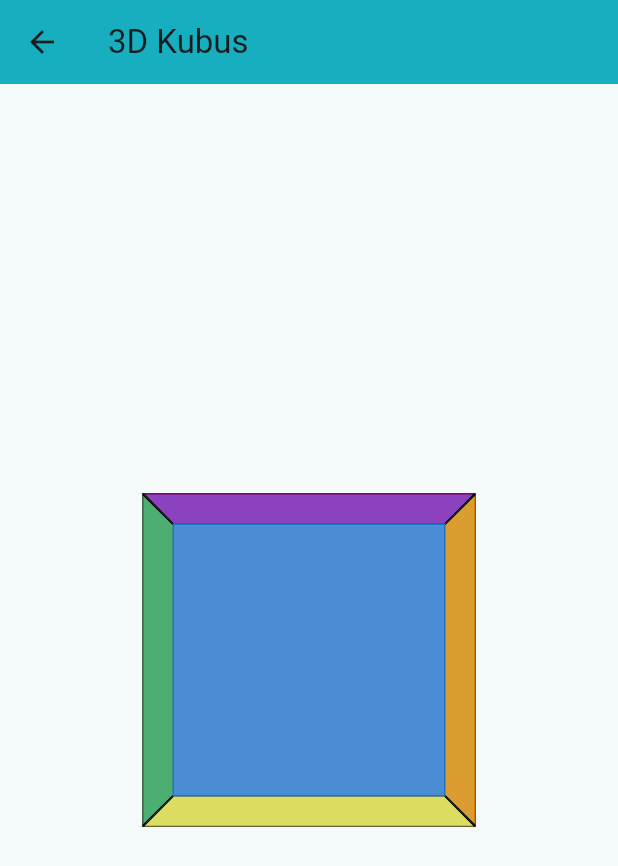
After one commit to Hizkia-wa/Learning-Geometri, a Flutter app: the Cube3DPage screen opened directly, on a phone screen of 412 x 824 dp. The commit adds this screen. Shown: the top 866 px of the screen. Run offline on Flutter 3.47's test engine with Material 3 defaults, Android fonts, the phone set to English and light mode, and no system bars; missing offline and left inert: syncfusion_flutter_pdfviewer.

Commit message:
3D tanpa Kamera AR

```diff
--- /dev/null
+++ b/lib/presentation/cube_3d_page.dart
@@ -0,0 +1,69 @@
+import 'package:flutter/material.dart';
+import 'dart:math';
+
+class Cube3DPage extends StatefulWidget {
+  const Cube3DPage({super.key});
+
+  @override
+  State<Cube3DPage> createState() => _Cube3DPageState();
+}
+
+class _Cube3DPageState extends State<Cube3DPage> {
+  double angleX = 0;
+  double angleY = 0;
+
+  @override
+  Widget build(BuildContext context) {
+    return Scaffold(
+      appBar: AppBar(
+        title: const Text("3D Kubus"),
+        backgroundColor: const Color(0xFF17AEBF),
+      ),
+      body: GestureDetector(
+        onPanUpdate: (details) {
+          setState(() {
+            angleY += details.delta.dx * 0.01;
+            angleX -= details.delta.dy * 0.01;
+          });
+        },
+        child: Center(
+          child: Transform(
+            alignment: Alignment.center,
+            transform: Matrix4.identity()
+              ..setEntry(3, 2, 0.001) // perspektif
+              ..rotateX(angleX)
+              ..rotateY(angleY),
+            child: Stack(
+              children: [
+                _buildFace(Colors.red, 0, 0, 100),   // depan
+                _buildFace(Colors.blue, 0, 0, -100), // belakang
+                _buildFace(Colors.green, -100, 0, 0),// kiri
+                _buildFace(Colors.orange, 100, 0, 0),// kanan
+                _buildFace(Colors.purple, 0, -100, 0),// atas
+                _buildFace(Colors.yellow, 0, 100, 0), // bawah
+              ],
+            ),
+          ),
+        ),
+      ),
+    );
+  }
+
+  Widget _buildFace(Color color, double x, double y, double z) {
+    return Transform(
+      transform: Matrix4.identity()
+        ..translate(x, y, z)
+        ..rotateX(z != 0 ? 0 : (y != 0 ? pi / 2 : 0))
+        ..rotateY(z != 0 ? (z > 0 ? 0 : pi) : (x != 0 ? pi / 2 : 0)),
+      alignment: Alignment.center,
+      child: Container(
+        width: 200,
+        height: 200,
+        decoration: BoxDecoration(
+          color: color.withValues(alpha: 0.8),
+          border: Border.all(color: Colors.black),
+        ),
+      ),
+    );
+  }
+}
--- a/lib/presentation/materi_detail_page.dart
+++ b/lib/presentation/materi_detail_page.dart
@@ -1,6 +1,7 @@
 import 'package:flutter/material.dart';
 import 'package:syncfusion_flutter_pdfviewer/pdfviewer.dart';
 import '../data/materi_data.dart';
+import 'cube_3d_page.dart';
 
 class MateriDetailPage extends StatelessWidget {
   final Materi materi;
@@ -189,10 +190,7 @@ class _FloatingMenuState extends State<_FloatingMenu>
                     Navigator.push(
                       context,
                       MaterialPageRoute(
-                        builder: (_) => PlaceholderPage(
-                          title: "3D Model",
-                          materi: widget.materi,
-                        ),
+                        builder: (_) => const Cube3DPage(),
                       ),
                     );
                   },
--- a/pubspec.yaml
+++ b/pubspec.yaml
@@ -13,6 +13,7 @@ dependencies:
 
   cupertino_icons: ^1.0.8
   syncfusion_flutter_pdfviewer: ^33.2.3
+  flutter_cube: ^0.1.1
 
 dev_dependencies:
   flutter_test:
@@ -25,3 +26,4 @@ flutter:
   assets:
     - assets/images/
     - assets/pdf/
+    - assets/cube/
```
Also changed, not shown: pubspec.lock, 2 other files.
